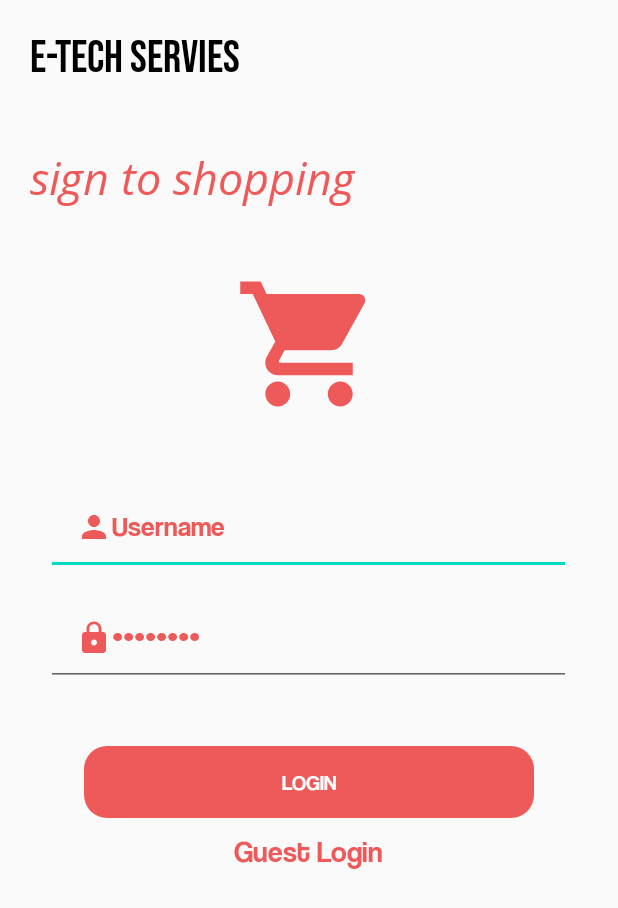
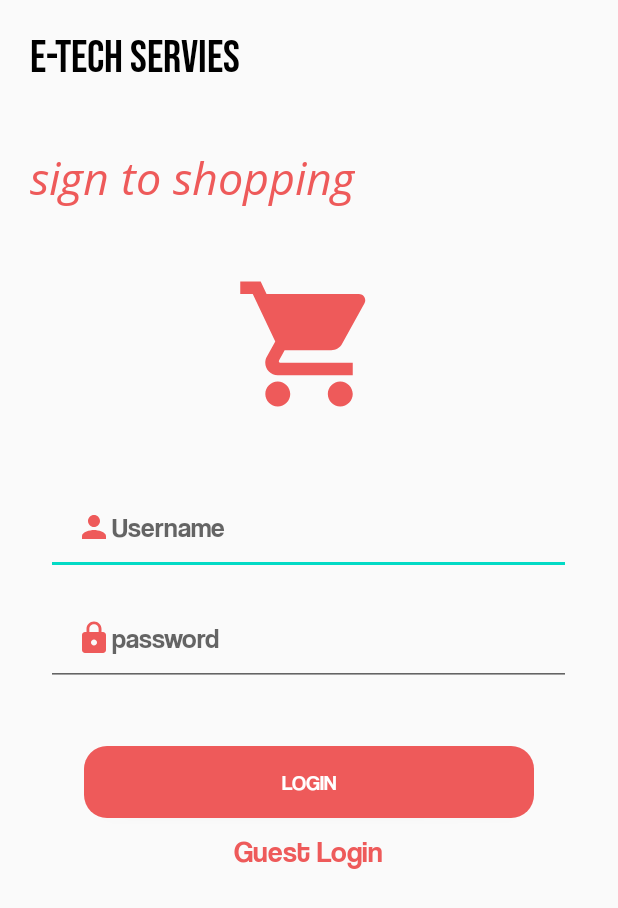
Before and after one commit to dendifz/ETechServices, an Android app: the layout login.xml on its own in the app's theme, with its tools: preview values and no code run, on a phone screen of 412 x 824 dp. Shown: the top 908 px of the screen. Run offline under Robolectric (Android 15) with nearby library versions, the phone set to English and light mode, and no system bars.

Commit message:
Update & Fix Bug

```diff
--- a/app/src/main/res/layout/login.xml
+++ b/app/src/main/res/layout/login.xml
@@ -45,7 +45,7 @@
         android:layout_gravity="center"
         android:layout_height="wrap_content"
         android:drawableLeft="@drawable/ic_baseline_person_24"
-        android:text="Username"
+        android:hint="Username"
         android:textColor="#EE5A5A"
         android:id="@+id/username"
         android:layout_marginBottom="10dp"/>
@@ -57,7 +57,7 @@
         android:id="@+id/pass"
         android:layout_gravity="center"
         android:drawableLeft="@drawable/ic_baseline_lock_24"
-        android:text="password"
+        android:hint="password"
         android:textColor="#EE5A5A"
         android:layout_marginBottom="40dp"/>
     <Button
```
Also changed, not shown: app/src/main/java/com/latihan/etechservices/Login.java (+10 -2 lines).
